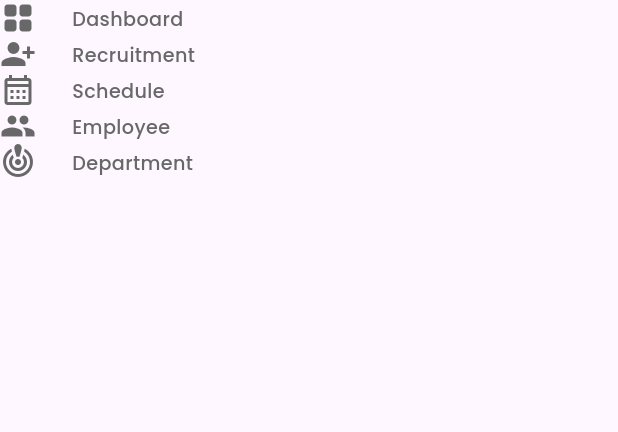
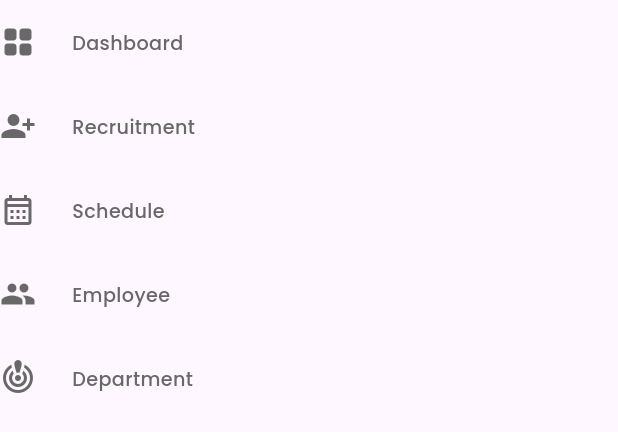
Before and after one commit to mano299/we_HR, a Flutter app: the DrawerItemsListView widget shown alone on an empty page, opened directly, on a phone screen of 412 x 824 dp. Shown: the top 432 px of the screen. Run offline on Flutter 3.47's test engine with Material 3 defaults, Android fonts, the phone set to English and light mode, and no system bars.

Commit message:
display list view

```diff
--- a/lib/utils/app_styles.dart
+++ b/lib/utils/app_styles.dart
@@ -97,7 +97,7 @@ double getScaleFactor(context) {
   double width = MediaQuery.sizeOf(context).width;
   if (width < 800) {
     return width / 550;
-  } else if (width < 1300) {
+  } else if (width < 1350) {
     return width / 1000;
   } else {
     return width / 1920;
--- a/lib/widgets/custom_drawer.dart
+++ b/lib/widgets/custom_drawer.dart
@@ -1,6 +1,7 @@
 import 'package:flutter/material.dart';
 import 'package:we_hr/utils/app_styles.dart';
 import 'package:we_hr/widgets/drawer_item.dart';
+import 'package:we_hr/widgets/drawer_items_list_view.dart';
 
 class CustomDrawer extends StatelessWidget {
   const CustomDrawer({super.key});
@@ -32,6 +33,7 @@ class CustomDrawer extends StatelessWidget {
               style: AppStyles.styleMeduim12(context),
             ),
             SizedBox(height: 10),
+            DrawerItemsListView(),
           ],
         ),
       ),
--- a/lib/widgets/drawer_item.dart
+++ b/lib/widgets/drawer_item.dart
@@ -21,7 +21,7 @@ class DrawerItem extends StatelessWidget {
         SizedBox(width: 24),
         Text(
           title,
-          style: AppStyles.styleMeduim16(context),
+          style: AppStyles.styleRegular16(context),
         ),
       ],
     );
--- a/lib/widgets/drawer_items_list_view.dart
+++ b/lib/widgets/drawer_items_list_view.dart
@@ -28,14 +28,19 @@ class DrawerItemsListView extends StatelessWidget {
   ];
   @override
   Widget build(BuildContext context) {
-    return ListView.builder(
+    return Expanded(
+      child: ListView.builder(
         itemCount: items.length,
         itemBuilder: (context, index) {
-        return DrawerItem(
+          return Padding(
+            padding: const EdgeInsets.symmetric(vertical: 16.0),
+            child: DrawerItem(
               icon: items[index].icon,
               title: items[index].title,
+            ),
           );
         },
+      ),
     );
   }
 }
```
Lines whose indentation alone changed are shown as unchanged.
